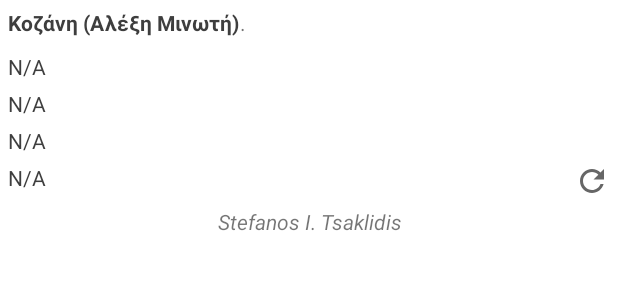
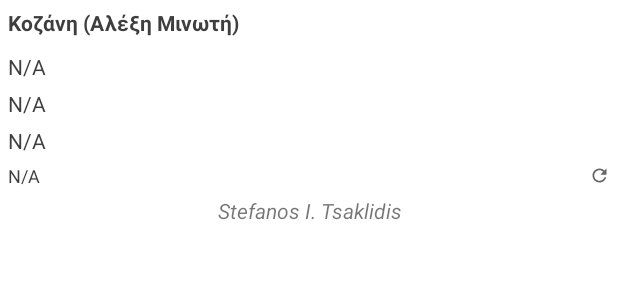
Before and after one commit to tsaklidis/AndroidLogger, an Android app: the layout logger.xml on its own in the app's theme, with its tools: preview values and no code run, on a phone screen of 412 x 824 dp. Shown: the top 300 px of the screen. Run offline under Robolectric (Android 15) with nearby library versions, the phone set to English and light mode, and no system bars.

Commit message:
Some styling

```diff
--- a/app/src/main/java/com/tsaklidis/client/Data.java
+++ b/app/src/main/java/com/tsaklidis/client/Data.java
@@ -70,7 +70,7 @@ public class Data {
 
                 if (views != null){
                     views.setTextViewText(R.id.temperature, "Θερμοκρασία: " + temperature + " \u2103");
-                    views.setTextViewText(R.id.created_on, "Ώρα μέτρησης: " + created_on);
+                    views.setTextViewText(R.id.created_on, created_on);
                 }
                 if (adapter != null){
                     arrayList.add("Time: " + String.valueOf(created_on));
--- a/app/src/main/res/drawable/border.xml
+++ b/app/src/main/res/drawable/border.xml
@@ -3,6 +3,6 @@
     android:shape="rectangle">
     <stroke
         android:width="5dip"
-        android:color="#FF0000" />
+        android:color="#00FFFFFF" />
 
 </shape>
--- a/app/src/main/res/drawable/ic_baseline_refresh_24.xml
+++ b/app/src/main/res/drawable/ic_baseline_refresh_24.xml
@@ -1,6 +1,6 @@
 <vector xmlns:android="http://schemas.android.com/apk/res/android"
-    android:width="24dp"
-    android:height="24dp"
+    android:width="14dp"
+    android:height="14dp"
     android:viewportWidth="24"
     android:viewportHeight="24"
     android:tint="?attr/colorControlNormal">
--- /dev/null
+++ b/app/src/main/res/drawable/round.xml
@@ -0,0 +1,7 @@
+<?xml version="1.0" encoding="UTF-8"?>
+<shape xmlns:android="http://schemas.android.com/apk/res/android">
+    <solid android:color="#FFFFFF"/>
+    <stroke android:width="3dp" android:color="#FFFFFF" />
+    <corners android:radius="10dp"/>
+    <padding android:left="0dp" android:top="0dp" android:right="0dp" android:bottom="0dp" />
+</shape>
--- a/app/src/main/res/layout/logger.xml
+++ b/app/src/main/res/layout/logger.xml
@@ -1,13 +1,10 @@
 <LinearLayout xmlns:android="http://schemas.android.com/apk/res/android"
     android:layout_width="match_parent"
-    android:layout_height="match_parent"
+    android:layout_height="wrap_content"
     android:padding="@dimen/widget_margin"
     android:orientation="vertical"
-    android:background="@color/white">
-    <LinearLayout
-        android:layout_width="match_parent"
-        android:layout_height="wrap_content"
-        android:orientation="horizontal">
+    android:background="@drawable/round"
+    >
 
         <TextView
             android:id="@+id/title"
@@ -16,17 +13,6 @@
             android:text="@string/title"
             style="@style/title"
             />
-        <TextView
-            android:id="@+id/id_value"
-            android:layout_width="wrap_content"
-            android:layout_height="wrap_content"
-            android:text="." />
-    </LinearLayout>
-
-    <LinearLayout
-        android:layout_width="match_parent"
-        android:layout_height="wrap_content"
-        android:orientation="vertical">
 
         <TextView
             android:id="@+id/temperature"
@@ -54,6 +40,7 @@
             android:layout_width="match_parent"
             android:layout_height="wrap_content"
             style="@style/item"
+            android:textSize="12sp"
             android:drawableRight="@drawable/ic_baseline_refresh_24"
             android:text="@string/na" />
 
@@ -65,7 +52,4 @@
             android:textStyle="italic"
             android:text="Stefanos I. Tsaklidis" />
 
-
-    </LinearLayout>
-
 </LinearLayout>
--- a/app/src/main/res/values/colors.xml
+++ b/app/src/main/res/values/colors.xml
@@ -7,6 +7,7 @@
     <color name="teal_700">#FF018786</color>
     <color name="black">#FF000000</color>
     <color name="white">#FFFFFFFF</color>
+    <color name="transparent">#CCFFFFFF</color>
     <color name="light_blue_50">#FFE1F5FE</color>
     <color name="light_blue_200">#FF81D4FA</color>
     <color name="light_blue_600">#FF039BE5</color>
--- a/app/src/main/res/xml/logger_info.xml
+++ b/app/src/main/res/xml/logger_info.xml
@@ -3,12 +3,10 @@
     android:description="@string/app_widget_description"
     android:initialKeyguardLayout="@layout/logger"
     android:initialLayout="@layout/logger"
-    android:minWidth="40dp"
-    android:minHeight="100dp"
     android:previewImage="@drawable/logger_appwidget_preview"
     android:previewLayout="@layout/logger"
     android:resizeMode="horizontal|vertical"
-    android:targetCellWidth="4"
-    android:targetCellHeight="4"
+    android:targetCellWidth="1"
+    android:targetCellHeight="1"
     android:updatePeriodMillis="1800000"
     android:widgetCategory="home_screen" />
```
Also changed, not shown: 1 other file.
